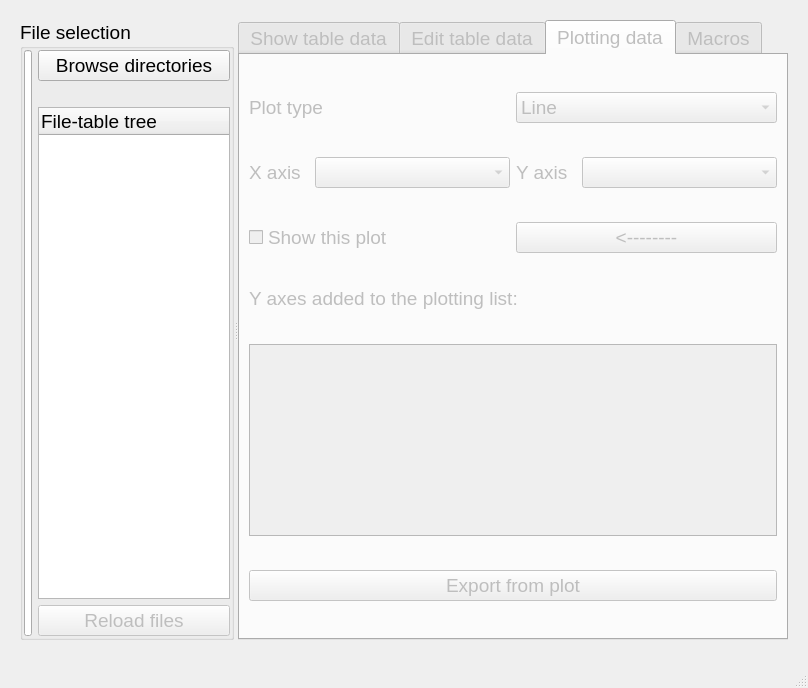
Old version of the form mainwindow_tabs.ui in the repository lcubrilo/Brillo.
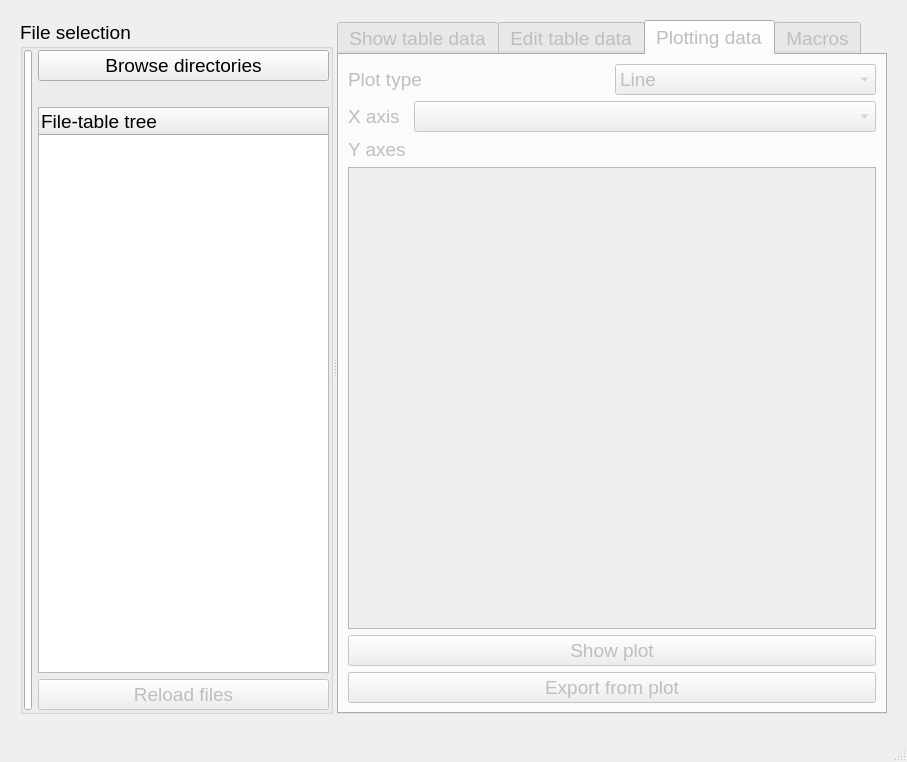
New version of the form. The open tabs and pages were chosen to show the change.

Commit message: Subplot representation

```diff
--- a/mainwindow_tabs.ui
+++ b/mainwindow_tabs.ui
@@ -9,8 +9,8 @@
    <rect>
     <x>0</x>
     <y>0</y>
-    <width>808</width>
-    <height>688</height>
+    <width>907</width>
+    <height>762</height>
    </rect>
   </property>
   <property name="maximumSize">
@@ -551,6 +551,12 @@
           <layout class="QHBoxLayout" name="horizontalLayout_7">
            <item>
             <widget class="QLabel" name="plotTypeLabel">
+             <property name="sizePolicy">
+              <sizepolicy hsizetype="Preferred" vsizetype="Preferred">
+               <horstretch>0</horstretch>
+               <verstretch>0</verstretch>
+              </sizepolicy>
+             </property>
              <property name="text">
               <string>Plot type</string>
              </property>
@@ -581,6 +587,12 @@
           <layout class="QHBoxLayout" name="horizontalLayout_4">
            <item>
             <widget class="QLabel" name="label">
+             <property name="sizePolicy">
+              <sizepolicy hsizetype="Preferred" vsizetype="Preferred">
+               <horstretch>0</horstretch>
+               <verstretch>0</verstretch>
+              </sizepolicy>
+             </property>
              <property name="maximumSize">
               <size>
                <width>60</width>
@@ -595,43 +607,6 @@
            <item>
             <widget class="QComboBox" name="xAxisCombo"/>
            </item>
-           <item>
-            <widget class="QLabel" name="label_2">
-             <property name="maximumSize">
-              <size>
-               <width>60</width>
-               <height>16777215</height>
-              </size>
-             </property>
-             <property name="text">
-              <string>Y axis</string>
-             </property>
-            </widget>
-           </item>
-           <item>
-            <widget class="QComboBox" name="yAxisCombo"/>
-           </item>
-          </layout>
-         </item>
-         <item>
-          <layout class="QHBoxLayout" name="horizontalLayout_9">
-           <item>
-            <widget class="QCheckBox" name="showCheckbox">
-             <property name="text">
-              <string>Show this plot</string>
-             </property>
-            </widget>
-           </item>
-           <item>
-            <widget class="QPushButton" name="plotButton">
-             <property name="enabled">
-              <bool>false</bool>
-             </property>
-             <property name="text">
-              <string>&lt;--------</string>
-             </property>
-            </widget>
-           </item>
           </layout>
          </item>
          <item>
@@ -643,17 +618,34 @@
             </sizepolicy>
            </property>
            <property name="text">
-            <string>Y axes added to the plotting list:</string>
+            <string>Y axes</string>
            </property>
           </widget>
          </item>
          <item>
-          <widget class="QListWidget" name="toPlotListWidget">
-           <property name="sizePolicy">
-            <sizepolicy hsizetype="Expanding" vsizetype="Fixed">
-             <horstretch>0</horstretch>
-             <verstretch>0</verstretch>
-            </sizepolicy>
+          <widget class="QScrollArea" name="yColumnsScrollArea">
+           <property name="widgetResizable">
+            <bool>true</bool>
+           </property>
+           <widget class="QWidget" name="scrollAreaWidgetContents_3">
+            <property name="geometry">
+             <rect>
+              <x>0</x>
+              <y>0</y>
+              <width>526</width>
+              <height>404</height>
+             </rect>
+            </property>
+           </widget>
+          </widget>
+         </item>
+         <item>
+          <widget class="QPushButton" name="plotButton">
+           <property name="enabled">
+            <bool>false</bool>
+           </property>
+           <property name="text">
+            <string>Show plot</string>
            </property>
           </widget>
          </item>
```
Left out of the diff: 4 changed lines with no effect on the pictures. The commit also changes 2 other files.
